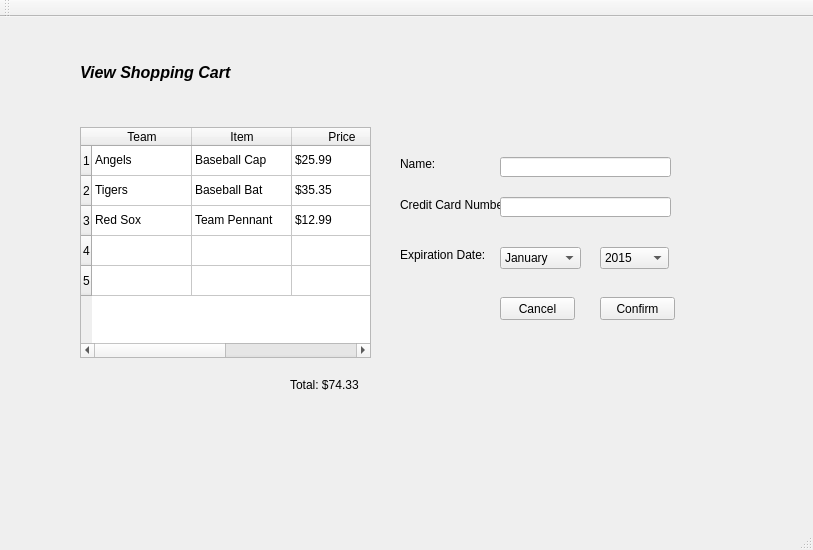
First picture: the form in cs1dproject/mainwindow.ui, repository AustinVaday/CS1D-Class-Project-2, before the edit.
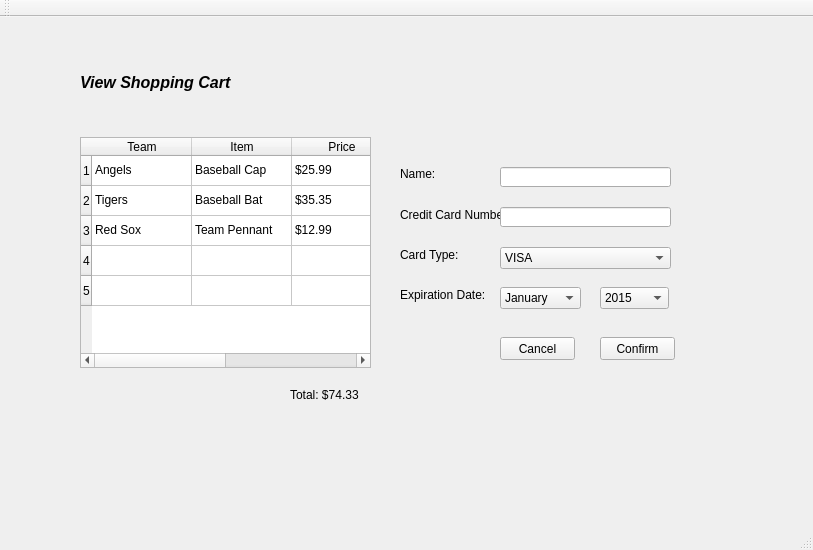
Second picture: the form after the edit. The open tabs and pages were chosen to show the change.

Commit message: Added field to shopping cart for card type and input mask for card number.

What changed in the file:
```diff
--- a/cs1dproject/mainwindow.ui
+++ b/cs1dproject/mainwindow.ui
@@ -30,7 +30,7 @@
     <property name="geometry">
      <rect>
       <x>50</x>
-      <y>20</y>
+      <y>30</y>
       <width>721</width>
       <height>451</height>
      </rect>
@@ -1495,7 +1495,7 @@
       <property name="geometry">
        <rect>
         <x>450</x>
-        <y>260</y>
+        <y>290</y>
         <width>75</width>
         <height>23</height>
        </rect>
@@ -1508,7 +1508,7 @@
       <property name="geometry">
        <rect>
         <x>550</x>
-        <y>260</y>
+        <y>290</y>
         <width>75</width>
         <height>23</height>
        </rect>
@@ -1547,7 +1547,7 @@
       <property name="geometry">
        <rect>
         <x>350</x>
-        <y>210</y>
+        <y>240</y>
         <width>91</width>
         <height>16</height>
        </rect>
@@ -1560,7 +1560,7 @@
       <property name="geometry">
        <rect>
         <x>450</x>
-        <y>210</y>
+        <y>240</y>
         <width>81</width>
         <height>22</height>
        </rect>
@@ -1630,7 +1630,7 @@
       <property name="geometry">
        <rect>
         <x>550</x>
-        <y>210</y>
+        <y>240</y>
         <width>69</width>
         <height>22</height>
        </rect>
@@ -1686,6 +1686,39 @@
        </rect>
       </property>
      </widget>
+     <widget class="QLabel" name="label_cardType">
+      <property name="geometry">
+       <rect>
+        <x>350</x>
+        <y>200</y>
+        <width>61</width>
+        <height>16</height>
+       </rect>
+      </property>
+      <property name="text">
+       <string>Card Type:</string>
+      </property>
+     </widget>
+     <widget class="QComboBox" name="comboBox_cardType">
+      <property name="geometry">
+       <rect>
+        <x>450</x>
+        <y>200</y>
+        <width>171</width>
+        <height>22</height>
+       </rect>
+      </property>
+      <item>
+       <property name="text">
+        <string>VISA</string>
+       </property>
+      </item>
+      <item>
+       <property name="text">
+        <string>Mastercard</string>
+       </property>
+      </item>
+     </widget>
     </widget>
     <widget class="QWidget" name="page_stadiumList">
      <widget class="QLabel" name="label_stadiumListTitle">
```
Left out of the diff: 45 changed lines with no effect on the pictures. The commit also changes 1 other file.
